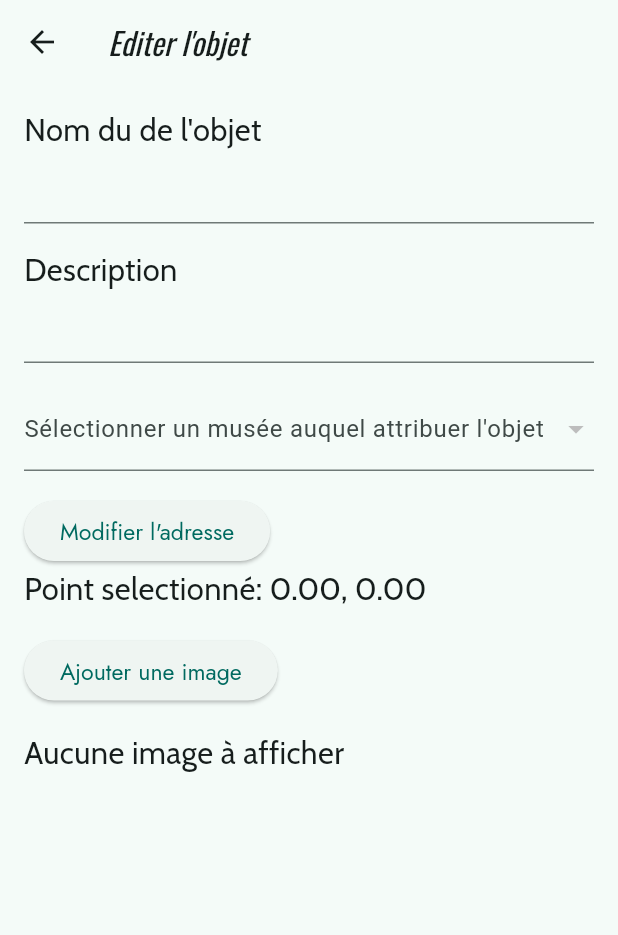
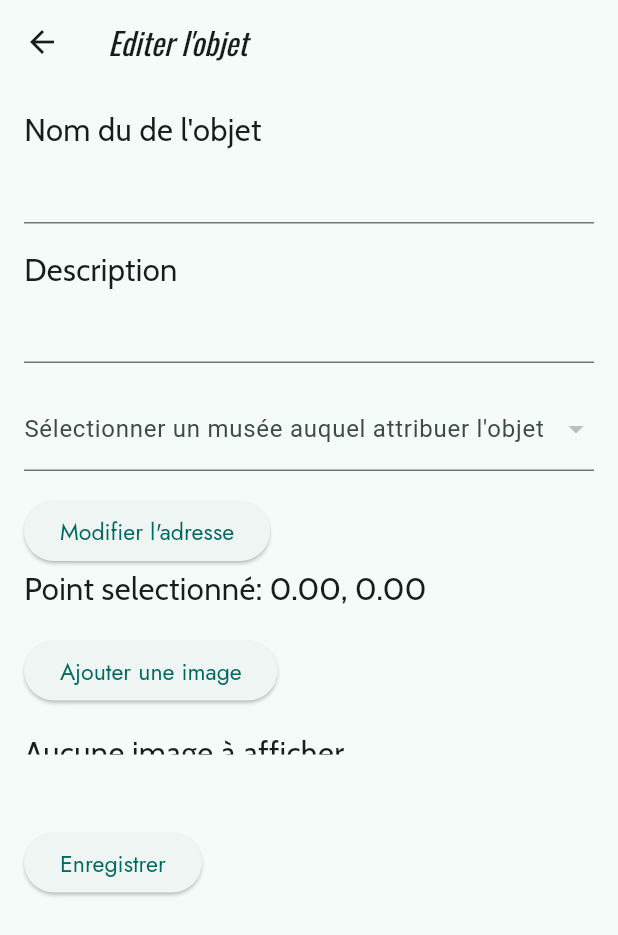
Before and after one commit to EliasBorrajo/Expo-Nomade, a Flutter app: the ObjectEditPage screen opened directly with sample values from the repository, on a phone screen of 412 x 824 dp. Shown: the top 935 px of the screen. Run offline on Flutter 3.47's test engine with Material 2 defaults, Android fonts, the phone set to English and light mode, and no system bars; our stand-ins replace carousel_slider, firebase_auth, firebase_core, firebase_database, firebase_storage, flutter_map and 4 more; accounts and stored records are empty; network calls fail.

Commit message:
Correction taille texte ou image

```diff
--- a/lib/firebase/Storage/ImagesMedia.dart
+++ b/lib/firebase/Storage/ImagesMedia.dart
@@ -1,6 +1,7 @@
 import 'dart:typed_data';
 
 import 'package:flutter/material.dart';
+import 'package:flutter_spinkit/flutter_spinkit.dart';
 import 'package:latlong2/latlong.dart';
 import 'package:carousel_slider/carousel_slider.dart';
 import '../../dataModels/MuseumObject.dart';
@@ -15,44 +16,47 @@ const double defaultImageHeight = 400;
 const double defaultImageWidthLarge = 2560;
 const double defaultImageHeightLarge = 1440;
 
+/// Widget that displays a gallery of images, used for the whole app.
 class ImageGallery extends StatelessWidget {
-  // A T T R I B U T E S
   final List<String> imageUrls;
   final bool isEditMode;
 
-  // C O N S T R U C T O R
   ImageGallery({
     super.key,
     required this.imageUrls,
     this.isEditMode = false,
   });
 
-  /// Displays a gallery of images.
-  /// FutureBuilder wraps the PageView to display a loading indicator while the images are being downloaded.
-  /// Once the images are downloaded, they are displayed in a PageView.
-  /// If an error occurs, an error message is displayed.
-  /// If no image is available, a message is displayed.
   @override
   Widget build(BuildContext context) {
-    return Container(
-        height: defaultImageHeight,
-        child: FutureBuilder<List<String>>(
-          // Utilisez Future.wait pour télécharger toutes les images en parallèle
+    return LayoutBuilder(
+      builder: (context, constraints) {
+        double galleryHeight = defaultImageHeight;
+        Widget galleryContent;
+
+        if (imageUrls.isEmpty)
+        {
+          galleryHeight = 16.0;
+          galleryContent = Text('Aucune image à afficher');
+        }
+        else
+        {
+          galleryContent = FutureBuilder<List<String>>(
             future: Future.value(imageUrls),
-
             builder: (context, snapshot) {
-            if (snapshot.connectionState == ConnectionState.waiting) {
-              // Affichez un indicateur de chargement pendant le téléchargement
-              return CircularProgressIndicator();
-            } else if (snapshot.hasError) {
-              // Gérez les erreurs ici
+              if (snapshot.connectionState == ConnectionState.waiting)
+              {
+                return const Center(
+                  child: SpinKitCircle(
+                    color: Colors.blue,
+                    size: 50.0,
+                  ),
+                );
+              }
+              else if (snapshot.hasError) {
                 return Text('Erreur de chargement des images');
-            } else if (!snapshot.hasData || snapshot.data!.isEmpty) {
-              // Aucune image disponible
-              return Text('Aucune image à afficher');
-            } else {
-              // Affichez les images une fois qu'elles sont téléchargées
-
+              }
+              else {
                 int itemCount = snapshot.data!.length;
                 return PageView.builder(
                   itemCount: itemCount,
@@ -62,9 +66,7 @@ class ImageGallery extends StatelessWidget {
                         showDialog(
                           context: context,
                           builder: (context) {
-                          return ImageDialog(
-                            imageUrl: snapshot.data![index],
-                          );
+                            return ImageDialog(imageUrl: snapshot.data![index]);
                           },
                         );
                       },
@@ -79,9 +81,19 @@ class ImageGallery extends StatelessWidget {
                 );
               }
             },
-        ));
+          );
+        }
+
+        return Container(
+          height: galleryHeight,
+          child: galleryContent,
+        );
+      },
+    );
   }
 }
+
+
 
 /// Displays an image.
 class CustomImage extends StatelessWidget {
@@ -144,30 +156,10 @@ class CustomImageStateful extends StatefulWidget {
 }
 class _CustomImageState extends State<CustomImageStateful> {
   // A T T R I B U T E S
-  // bool isUserAuthenticated = true; // TODO : PUT BACK TO FALSE AFTER TESTING
-
   @override
   void initState() {
     super.initState();
-
-    // checkUserAuthentication();
   }
-
-  // Future<void> checkUserAuthentication() async {
-  //   // Votre logique pour vérifier l'authentification ici
-  //   await AuthService().checkUserAuthentication()
-  //           .then((value)
-  //           {
-  //             // Verify if the widget is mounted before calling setState
-  //             // If the user is authenticated, the value is not null
-  //             if(mounted && value != null)
-  //             {
-  //               setState(() {
-  //                 isUserAuthenticated = true;
-  //               });
-  //             }
-  //           });
-  // }
 
   @override
   void dispose() {
--- a/pubspec.yaml
+++ b/pubspec.yaml
@@ -42,6 +42,8 @@ dependencies:
   google_fonts: ^5.1.0
   carousel_slider: ^4.0.0
   image_picker: ^1.0.4
+  flutter_spinkit: ^5.2.0
+
 
 
 dependency_overrides:
```
Lines whose indentation alone changed are shown as unchanged.
